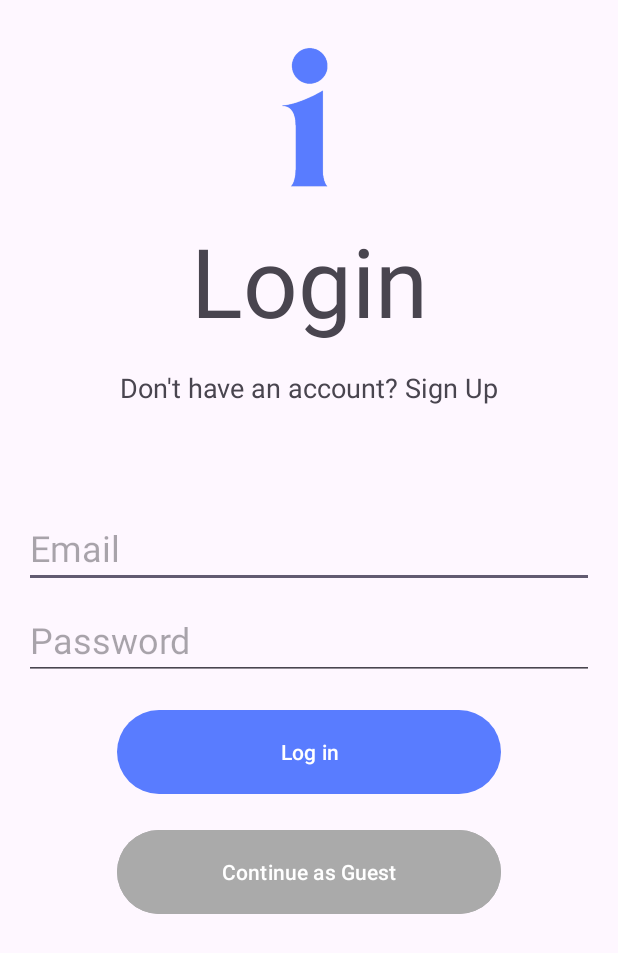
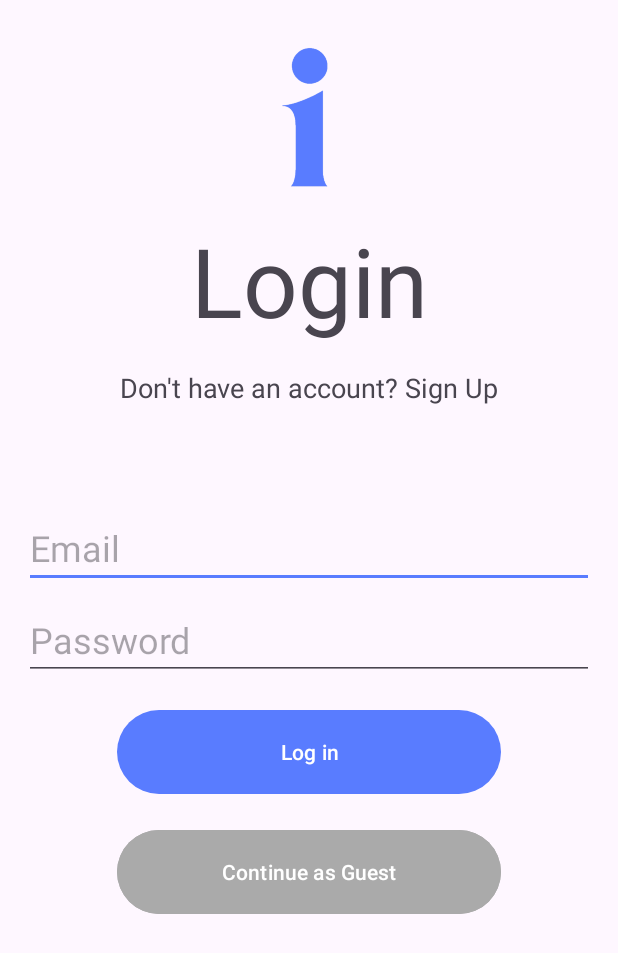
Before and after one commit to SavvaS412/info-now, an Android app: the screen it shows after launch (AuthActivity), on a phone screen of 412 x 824 dp. Shown: the top 953 px of the screen. Run offline under Robolectric (Android 15) with nearby library versions, the phone set to English and light mode, and no system bars; our stand-ins replace Firebase (no records; nobody signed in at launch, a user with empty details on screens opened directly).

Commit message:
feat: change theme color to match icon

```diff
--- a/app/src/main/res/values/themes.xml
+++ b/app/src/main/res/values/themes.xml
@@ -1,9 +1,12 @@
 <resources xmlns:tools="http://schemas.android.com/tools">
     <!-- Base application theme. -->
     <style name="Base.Theme.InfoNow" parent="Theme.Material3.DayNight.NoActionBar">
-        <!-- Customize your light theme here. -->
-         <item name="colorPrimary">@color/i</item>
     </style>
 
-    <style name="Theme.InfoNow" parent="Base.Theme.InfoNow" />
+    <style name="Theme.InfoNow" parent="Base.Theme.InfoNow">
+        <item name="colorPrimary">@color/i</item>
+        <item name="colorPrimaryDark">@color/i</item>
+        <item name="colorAccent">@color/i</item>
+        <item name="android:statusBarColor">@color/i</item>
+    </style>
 </resources>
```
